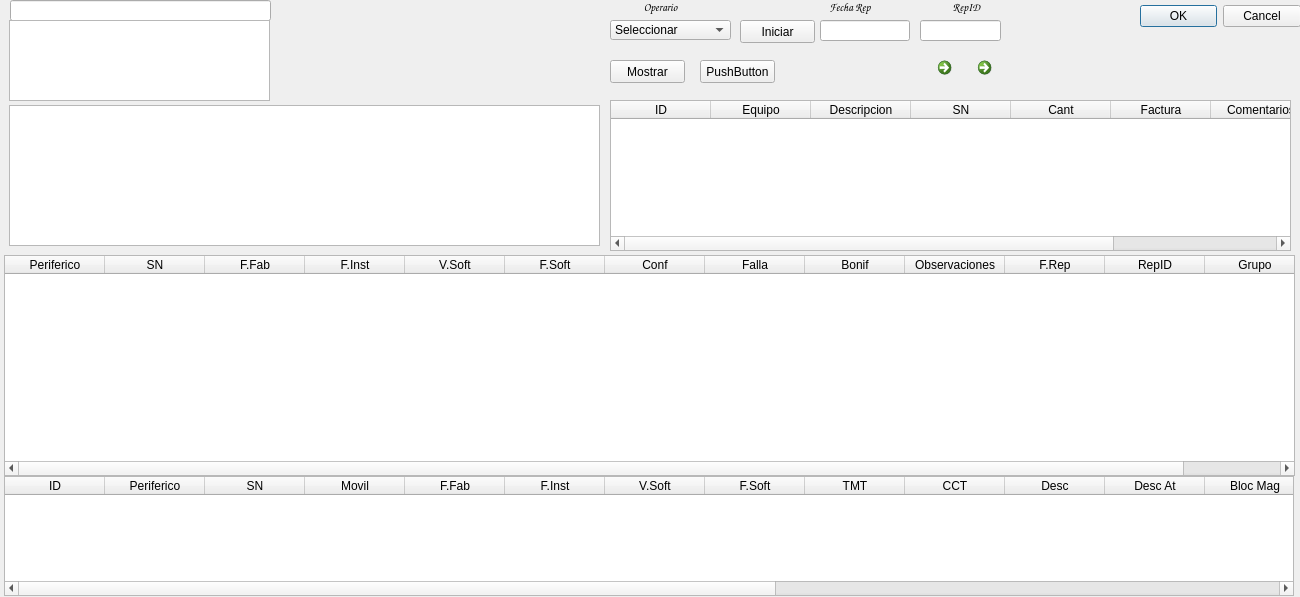
Above: trabajo.ui from Matias2178/Sistema_Postventa before the change. Below: the same form after it.
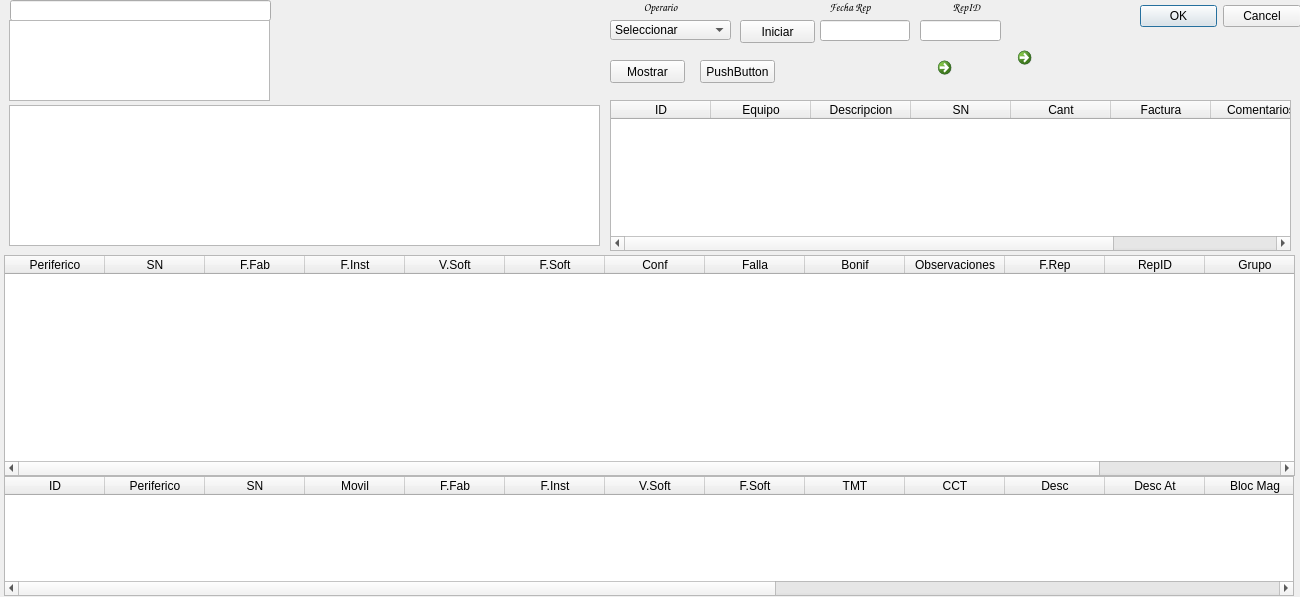
That is the form after the change. Icons and pictures are not drawn.

```diff
--- a/trabajo.ui
+++ b/trabajo.ui
@@ -234,6 +234,11 @@
      <string>Grupo</string>
     </property>
    </column>
+   <column>
+    <property name="text">
+     <string>DescGrup</string>
+    </property>
+   </column>
   </widget>
   <widget class="QTableWidget" name="TrabajoIngreso">
    <property name="geometry">
@@ -495,10 +500,10 @@
   <widget class="QCommandLinkButton" name="RepInterno_2">
    <property name="geometry">
     <rect>
-     <x>970</x>
-     <y>50</y>
-     <width>31</width>
-     <height>31</height>
+     <x>1010</x>
+     <y>40</y>
+     <width>51</width>
+     <height>41</height>
     </rect>
    </property>
    <property name="text">
@@ -510,8 +515,8 @@
    </property>
    <property name="iconSize">
     <size>
-     <width>20</width>
-     <height>20</height>
+     <width>40</width>
+     <height>40</height>
     </size>
    </property>
    <property name="autoRepeatDelay">
```
Left out of the diff: 2 changed lines with no effect on the pictures.
